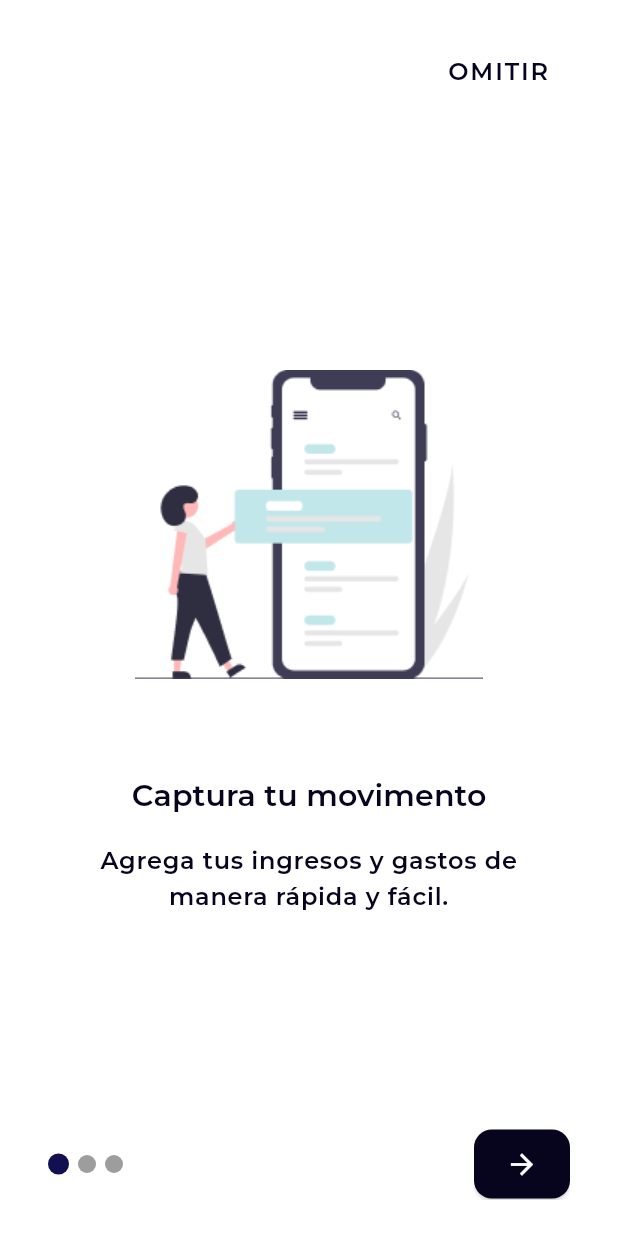
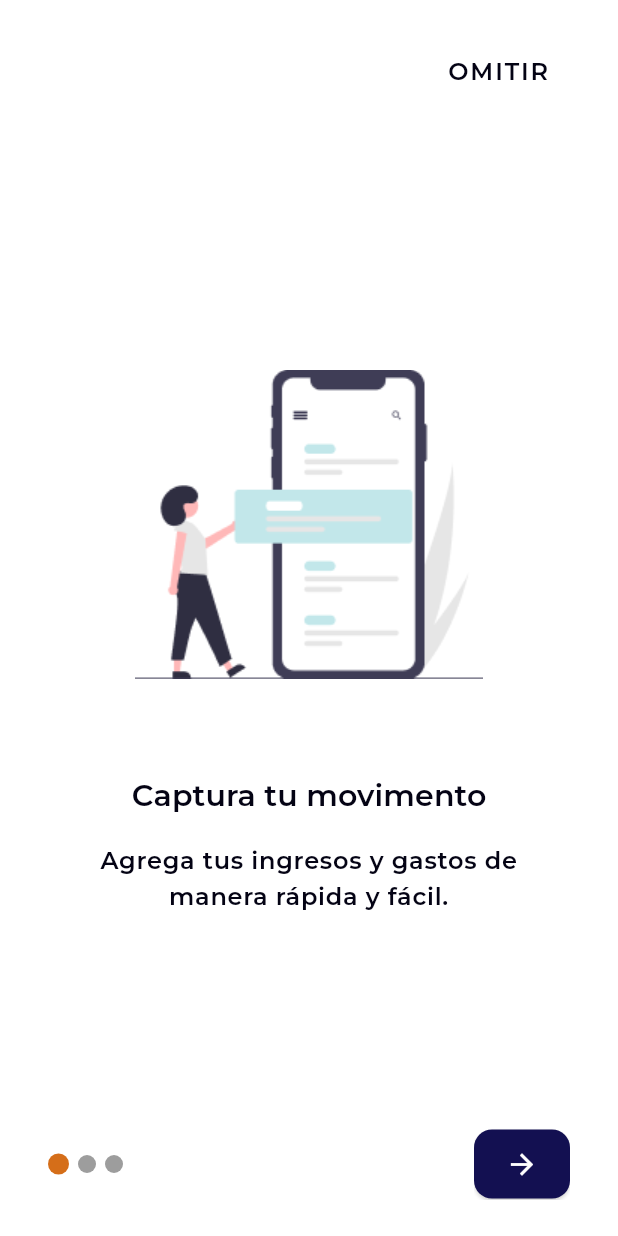
Before and after one commit to joshesp/cuentas_app, a Flutter app: the screen it shows after launch, on a phone screen of 412 x 824 dp. Run offline on Flutter 3.47's test engine with Material 3 defaults, Android fonts, the phone set to English and light mode, and no system bars; our stand-ins replace animated_text_kit, custom_sliding_segmented_control, fl_chart, flutter_screenutil, flutter_svg, go_router and 1 more; project files that could hold a hidden picture were left out.

Commit message:
cambios de colores

```diff
--- a/lib/config/constants/app_constants.dart
+++ b/lib/config/constants/app_constants.dart
@@ -1,7 +1,7 @@
 // Colors
 const colorPrimary = 0XFF131051;
 const colorAcent = 0XFFD56E19;
-const colorDark = 0XFF07051E;
+const colorDark = 0XFF040314;
 const colorLight = 0XFFF0F0FF;
 const colorGray = 0XFF5B5B5B;
 const colorDanger = 0XFFDE251C;
--- a/lib/config/theme/dark_theme.dart
+++ b/lib/config/theme/dark_theme.dart
@@ -36,9 +36,9 @@ ThemeData darkTheme() {
     ),
     elevatedButtonTheme: ElevatedButtonThemeData(
       style: ElevatedButton.styleFrom(
-        backgroundColor: Coolors.primary,
+        backgroundColor: Coolors.light,
         foregroundColor: Coolors.dark,
-        disabledBackgroundColor: Coolors.gray,
+        disabledBackgroundColor: Coolors.gray.withOpacity(0.7),
         disabledForegroundColor: Coolors.gray,
         textStyle: TextStyleTheme.buttonMedium,
         padding: const EdgeInsets.symmetric(horizontal: 14, vertical: 12),
--- a/lib/config/theme/light_theme.dart
+++ b/lib/config/theme/light_theme.dart
@@ -33,9 +33,9 @@ ThemeData lightTheme() {
     ),
     elevatedButtonTheme: ElevatedButtonThemeData(
       style: ElevatedButton.styleFrom(
-        backgroundColor: Coolors.dark,
+        backgroundColor: Coolors.primary,
         foregroundColor: Colors.white,
-        disabledBackgroundColor: Coolors.gray,
+        disabledBackgroundColor: Coolors.gray.withOpacity(0.7),
         disabledForegroundColor: Coolors.gray,
         textStyle: TextStyleTheme.buttonMedium,
         padding: const EdgeInsets.symmetric(horizontal: 14, vertical: 12),
--- a/lib/presentation/views/auth/sign_in/sign_in_view.dart
+++ b/lib/presentation/views/auth/sign_in/sign_in_view.dart
@@ -37,7 +37,7 @@ class SignInView extends StatelessWidget {
                 children: [
                   const Spacer(),
                   SvgPicture.asset(
-                    'assets/images/cuentas_app_iso.svg',
+                    'assets/images/cuentas-app-iso.svg',
                   ),
                   const SizedBox(height: minSpacing),
                   DefaultTextStyle(
--- a/lib/presentation/views/splashscreen/splascreen_view.dart
+++ b/lib/presentation/views/splashscreen/splascreen_view.dart
@@ -13,14 +13,14 @@ class SplashscreenView extends StatelessWidget {
     redirectTo(context);
 
     return const Scaffold(
-      backgroundColor: Coolors.light,
+      backgroundColor: Coolors.dark,
       body: SafeArea(
         child: Center(
           child: SizedBox(
             width: 160,
             height: 120,
             child: RiveAnimation.asset(
-              'assets/animations/logo-animated.riv',
+              'assets/animations/logo-animated-light.riv',
               fit: BoxFit.contain,
             ),
           ),
```
Also changed, not shown: lib/config/theme/custom_theme_extension.dart (+4 -4 lines).
